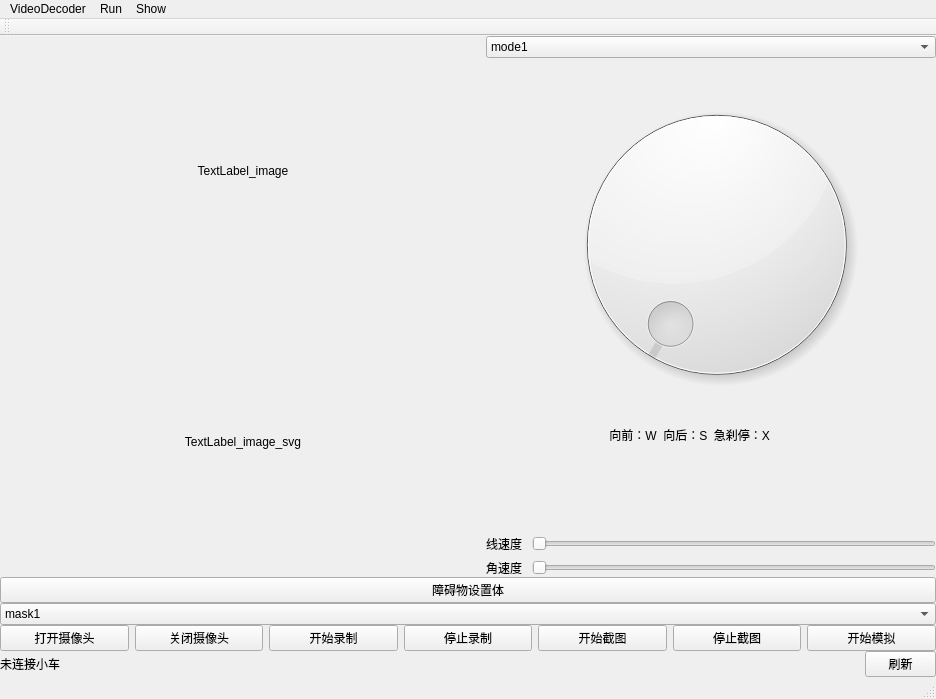
blacksherry0831/gSLICr, file nav.autolabor/mainwindow.ui: the form before one commit.
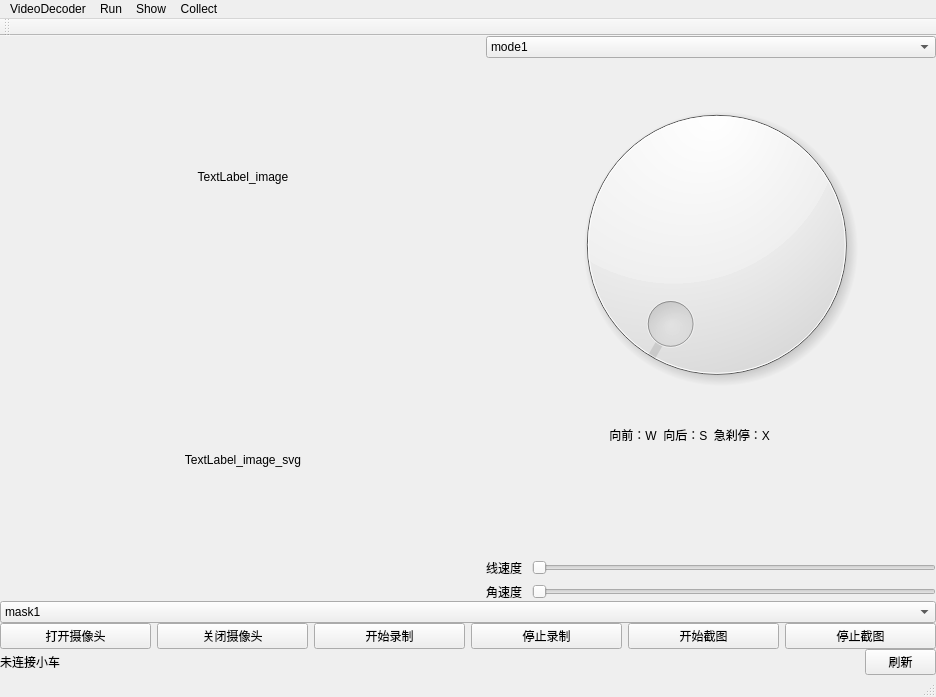
The form after the commit. Custom widgets are drawn as their Qt base class.

What changed in the file:
```diff
--- a/nav.autolabor/mainwindow.ui
+++ b/nav.autolabor/mainwindow.ui
@@ -343,13 +343,6 @@
       <property name="sizeConstraint">
        <enum>QLayout::SetDefaultConstraint</enum>
       </property>
-      <item>
-       <widget class="QPushButton" name="stim_button">
-        <property name="text">
-         <string>障碍物设置体</string>
-        </property>
-       </widget>
-      </item>
       <item>
        <widget class="QComboBox" name="obs_box">
         <item>
@@ -428,13 +421,6 @@
           </property>
          </widget>
         </item>
-        <item>
-         <widget class="QPushButton" name="moni_button">
-          <property name="text">
-           <string>开始模拟</string>
-          </property>
-         </widget>
-        </item>
        </layout>
       </item>
       <item>
@@ -509,9 +495,17 @@
     <addaction name="actionShowSafeArea"/>
     <addaction name="actionShowRunDirection"/>
    </widget>
+   <widget class="QMenu" name="menuCollect">
+    <property name="title">
+     <string>Collect</string>
+    </property>
+    <addaction name="actionCollectOnce"/>
+    <addaction name="actionCollectAlways"/>
+   </widget>
    <addaction name="menuVideoDecoder"/>
    <addaction name="menuRun"/>
    <addaction name="menuShow"/>
+   <addaction name="menuCollect"/>
   </widget>
   <widget class="QToolBar" name="mainToolBar">
    <attribute name="toolBarArea">
```
Left out of the diff: 13 changed lines with no effect on the pictures.
